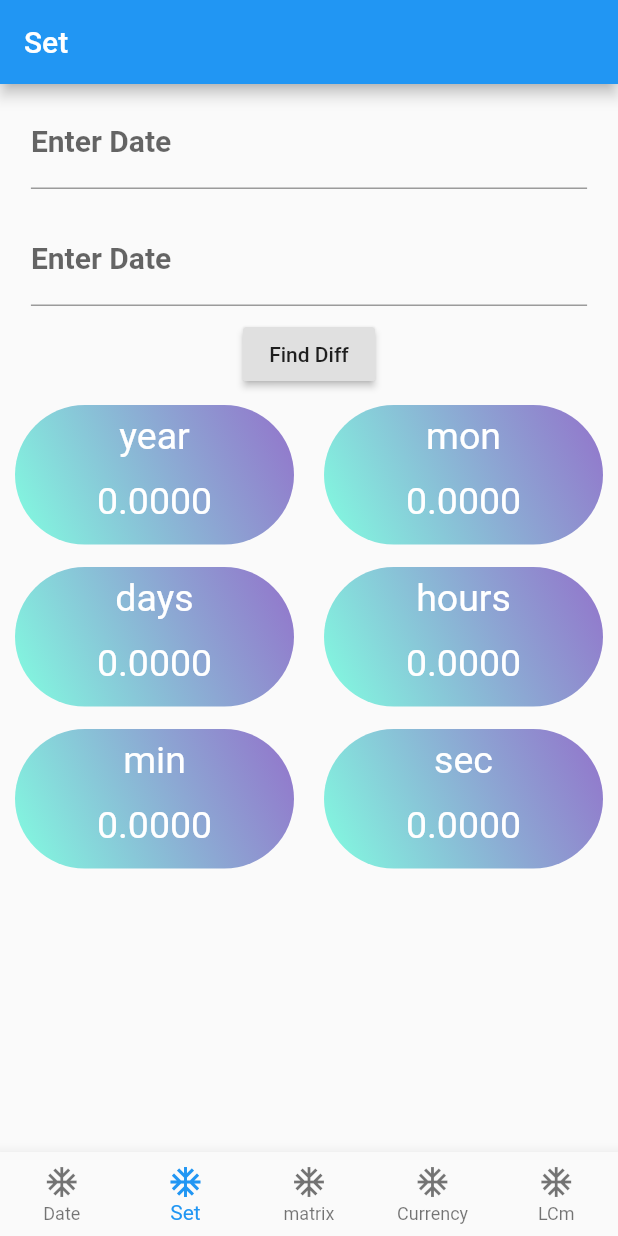
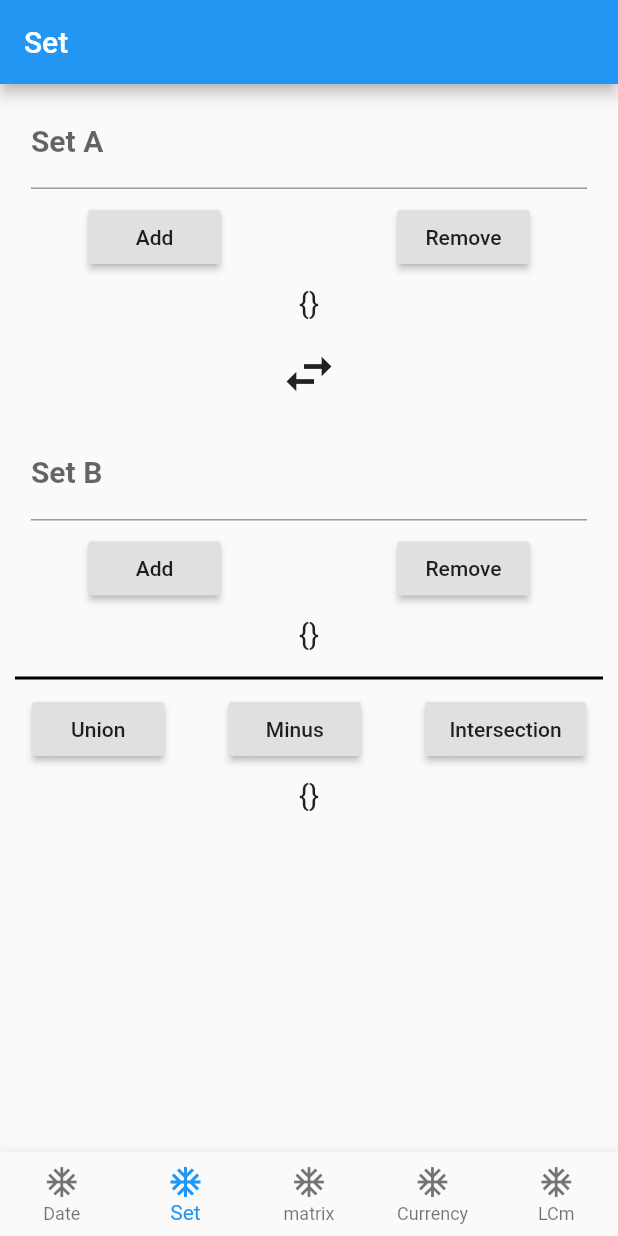
Before and after one commit to AstroEngineeer/Math_Helper_App, a Flutter app: the screen it shows after launch, item 2 of the bottom bar chosen, on a phone screen of 412 x 824 dp. Run offline on Flutter 3.47's test engine with Material 2 defaults, Android fonts, the phone set to English and light mode, and no system bars.

Commit message:
completed sets

```diff
--- a/lib/screens/date_screen.dart
+++ b/lib/screens/date_screen.dart
@@ -1,5 +1,5 @@
 import 'package:Mixed/widgets/CustomGridView.dart';
-import 'package:Mixed/widgets/LabeledDatePicker.dart';
+import 'package:Mixed/widgets/CustomDatePicker.dart';
 import 'package:flutter/material.dart';
 
 class DateScreen extends StatefulWidget {
@@ -11,12 +11,12 @@ class _DateScreenState extends State<DateScreen> {
   TextEditingController dateController1 = TextEditingController();
   TextEditingController dateController2 = TextEditingController();
   var diff = [
-    {"label": "year", "value": 0},
-    {"label": "mon", "value": 0},
-    {"label": "days", "value": 0},
-    {"label": "hours", "value": 0},
-    {"label": "min", "value": 0},
-    {"label": "sec", "value": 0},
+    {"label": "Years", "value": 0},
+    {"label": "Months", "value": 0},
+    {"label": "Days", "value": 0},
+    {"label": "Hours", "value": 0},
+    {"label": "Minutes", "value": 0},
+    {"label": "Seconds", "value": 0},
   ];
 
   void findDiff() {
@@ -25,17 +25,17 @@ class _DateScreenState extends State<DateScreen> {
     setState(() {
       diff = [
         {
-          "label": "year",
+          "label": "Years",
           "value": date1.difference(date2).inSeconds / 31536000
         },
         {
-          "label": "mon",
+          "label": "Months",
           "value": date1.difference(date2).inSeconds / 2628002.88
         },
-        {"label": "days", "value": date1.difference(date2).inDays},
-        {"label": "hours", "value": date1.difference(date2).inHours},
-        {"label": "min", "value": date1.difference(date2).inMinutes},
-        {"label": "sec", "value": date1.difference(date2).inSeconds},
+        {"label": "Days", "value": date1.difference(date2).inDays},
+        {"label": "Hours", "value": date1.difference(date2).inHours},
+        {"label": "Minutes", "value": date1.difference(date2).inMinutes},
+        {"label": "Seconds", "value": date1.difference(date2).inSeconds},
       ];
       print(diff);
     });
@@ -53,7 +53,7 @@ class _DateScreenState extends State<DateScreen> {
           dateController: dateController2,
           label: "Date2",
         ),
-        RaisedButton(onPressed: findDiff, child: Text("Find Diff")),
+        RaisedButton(onPressed: findDiff, child: Text("Find Differnece")),
         CustomGridView(diff),
       ],
     );
--- /dev/null
+++ b/lib/screens/sets_screen.dart
@@ -0,0 +1,198 @@
+import 'package:flutter/material.dart';
+
+class SetsScreen extends StatefulWidget {
+  @override
+  _SetsScreenState createState() => _SetsScreenState();
+}
+
+class _SetsScreenState extends State<SetsScreen> {
+  TextEditingController aController = TextEditingController();
+  TextEditingController bController = TextEditingController();
+
+  var setA = <String>{};
+  void addA() {
+    if (setA.isEmpty) setA = <String>{aController.text};
+    setA.add(aController.text);
+    aController.text = "";
+    setState(() {});
+  }
+
+  void removeA() {
+    if (setA.isEmpty)
+      setA = <String>{};
+    else {
+      if (aController.text.isNotEmpty) setA.remove(aController.text);
+    }
+    setState(() {});
+  }
+
+  var setB = <String>{};
+  void addB() {
+    if (setB.isEmpty) setB = <String>{bController.text};
+    setB.add(bController.text);
+    bController.text = "";
+    setState(() {});
+  }
+
+  void removeB() {
+    if (setB.isEmpty)
+      setB = <String>{};
+    else {
+      if (bController.text.isNotEmpty) setB.remove(bController.text);
+    }
+    setState(() {});
+  }
+
+  void swap() {
+    var temp = setA;
+    setA = setB;
+    setB = temp;
+    setState(() {});
+  }
+
+  var finalSet = <String>{};
+  void union() {
+    finalSet = <String>{};
+    finalSet.union(setA).union(setB);
+    setState(() {});
+  }
+
+  void minus() {
+    finalSet = <String>{};
+    finalSet = setA.difference(setB);
+    setState(() {});
+  }
+
+  void intersection() {
+    finalSet = <String>{};
+    finalSet = setA.intersection(setB);
+    setState(() {});
+  }
+
+  @override
+  Widget build(BuildContext context) {
+    return ListView(
+      children: [
+        Set_IO(
+            context: context,
+            label: "Set A",
+            add: addA,
+            remove: removeA,
+            controller: aController,
+            sett: setA),
+        IconButton(
+          icon: Icon(Icons.swap_horiz),
+          onPressed: swap,
+          iconSize: 40,
+        ),
+        Set_IO(
+            context: context,
+            label: "Set B",
+            add: addB,
+            remove: removeB,
+            controller: bController,
+            sett: setB),
+        Divider(
+          color: Colors.black,
+          height: 20,
+          thickness: 2,
+          indent: 10,
+          endIndent: 10,
+        ),
+        Row(
+          mainAxisAlignment: MainAxisAlignment.spaceAround,
+          children: [
+            RaisedButton(
+              onPressed: union,
+              child: Text("Union"),
+            ),
+            RaisedButton(
+              onPressed: minus,
+              child: Text("Minus"),
+            ),
+            RaisedButton(
+              onPressed: intersection,
+              child: Text("Intersection"),
+            ),
+          ],
+        ),
+        Padding(
+          padding: const EdgeInsets.all(8.0),
+          child: Text(
+            finalSet.toString(),
+            textAlign: TextAlign.center,
+            style: TextStyle(fontSize: 20),
+          ),
+        ),
+      ],
+    );
+  }
+}
+
+class Set_IO extends StatelessWidget {
+  Set_IO({
+    Key key,
+    @required this.context,
+    @required this.label,
+    @required this.add,
+    @required this.remove,
+    @required this.controller,
+    @required this.sett,
+  }) : super(key: key);
+
+  final BuildContext context;
+  var label;
+  var add;
+  var remove;
+  var controller;
+  var sett;
+
+  @override
+  Widget build(BuildContext context) {
+    return Column(
+      crossAxisAlignment: CrossAxisAlignment.center,
+      children: [
+        Padding(
+          padding: const EdgeInsets.all(8.0),
+          child: Row(
+            mainAxisAlignment: MainAxisAlignment.spaceAround,
+            children: [
+              SizedBox(
+                width: MediaQuery.of(context).size.width * 0.9,
+                child: TextField(
+                  textAlignVertical: TextAlignVertical.center,
+                  textAlign: TextAlign.center,
+                  decoration: InputDecoration(
+                      labelText: label,
+                      labelStyle:
+                          TextStyle(fontSize: 20, fontWeight: FontWeight.bold)),
+                  controller: controller,
+                ),
+              ),
+            ],
+          ),
+        ),
+        Row(
+          mainAxisAlignment: MainAxisAlignment.spaceAround,
+          children: [
+            RaisedButton(
+              onPressed: add,
+              child: Text("Add"),
+            ),
+            RaisedButton(
+              onPressed: remove,
+              child: Text("Remove"),
+            )
+          ],
+        ),
+        Padding(
+          padding: const EdgeInsets.all(8.0),
+          child: Text(
+            sett.toString(),
+            style: TextStyle(fontSize: 20),
+          ),
+        ),
+      ],
+    );
+  }
+}
--- a/lib/screens/tab_screen.dart
+++ b/lib/screens/tab_screen.dart
@@ -1,4 +1,5 @@
 import 'package:Mixed/screens/date_screen.dart';
+import 'package:Mixed/screens/sets_screen.dart';
 import 'package:flutter/material.dart';
 
 class TabScreen extends StatefulWidget {
@@ -9,7 +10,7 @@ class TabScreen extends StatefulWidget {
 class _TabScreenState extends State<TabScreen> {
   var screens = [
     {"title": "Differnece between dates", "screen": DateScreen()},
-    {"title": "Set", "screen": DateScreen()},
+    {"title": "Set", "screen": SetsScreen()},
     {"title": "Matrix", "screen": DateScreen()},
     {"title": "Currency", "screen": DateScreen()},
     {"title": "LCM", "screen": DateScreen()},
--- a/lib/widgets/LabeledDatePicker.dart
+++ b/lib/widgets/CustomDatePicker.dart
@@ -22,7 +22,7 @@ class LabeledDatePicker extends StatelessWidget {
               textAlignVertical: TextAlignVertical.center,
               textAlign: TextAlign.center,
               decoration: InputDecoration(
-                  labelText: "Enter Date",
+                  labelText: "Date",
                   labelStyle:
                       TextStyle(fontSize: 20, fontWeight: FontWeight.bold)),
               controller: dateController,
```
